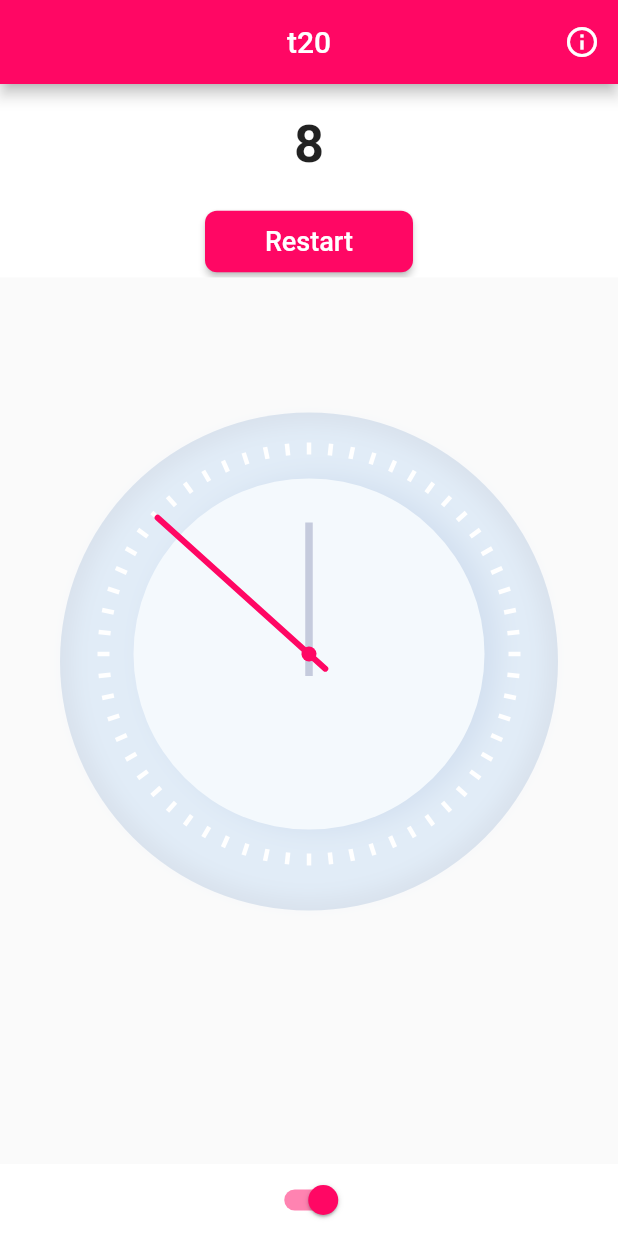
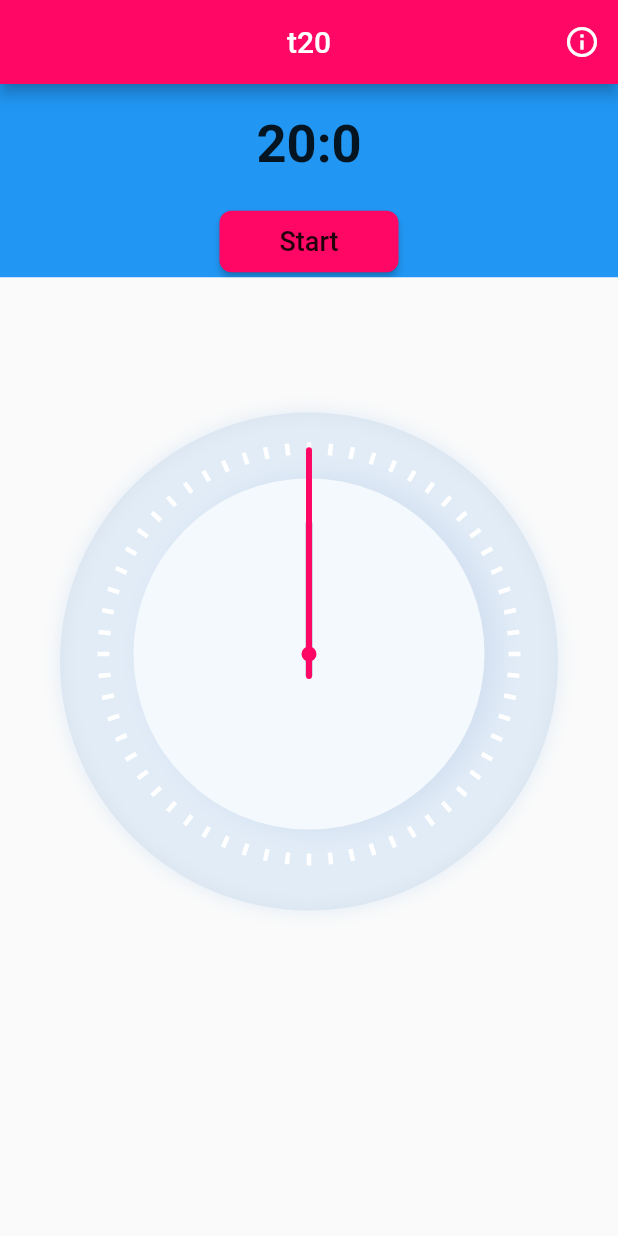
Before and after one commit to manickprime/t20, a Flutter app: the screen it shows after launch, after a tap on "Start", on a phone screen of 412 x 824 dp. Run offline on Flutter 3.47's test engine with Material 2 defaults, Android fonts, the phone set to English and light mode, and no system bars; our stand-ins replace flutter_local_notifications; network calls fail; statements that could not run were skipped.

```diff
--- /dev/null
+++ b/lib/bloc_logic.dart
@@ -0,0 +1,8 @@
+import 'dart:async';
+
+class ThemeBloc {
+  // ignore: close_sinks
+  final _themeStreamController = StreamController<bool>();
+  get changeTheTheme => _themeStreamController.sink.add;
+  get darkThemeIsEnabled => _themeStreamController.stream;
+}
--- a/lib/clock/clock.dart
+++ b/lib/clock/clock.dart
@@ -1,4 +1,4 @@
-import 'dart:async';
+//import 'dart:async';
 
 import 'package:flutter/cupertino.dart';
 import 'package:flutter/material.dart';
@@ -41,7 +41,7 @@ class Clock extends StatefulWidget {
 }
 
 class _ClockState extends State<Clock> {
-  Timer _timer;
+//  Timer _timer;
 
   @override
   void initState() {
@@ -83,10 +83,11 @@ class _ClockState extends State<Clock> {
             color: widget.shadowColor,
           ),
           BoxShadow(
-              offset: Offset(0, 5),
-              color: widget.circleColor,
-              blurRadius: 10,
-              spreadRadius: -8)
+            offset: Offset(0, 5),
+            color: widget.circleColor,
+            blurRadius: 10,
+//              spreadRadius: -8
+          )
         ],
       ),
       child: Stack(
--- a/lib/main.dart
+++ b/lib/main.dart
@@ -1,5 +1,7 @@
 import 'package:flutter/material.dart';
-import 'package:t20/info.dart';
+import 'package:t20/bloc_logic.dart';
+import 'package:t20/notification.dart';
+//import 'package:t20/info.dart';
 import 'package:t20/timer.dart';
 
 void main() {
@@ -7,17 +9,42 @@ void main() {
 }
 
 class MyApp extends StatelessWidget {
+//  final ThemeBloc bloc;
+
   @override
   Widget build(BuildContext context) {
+    return StreamBuilder(
+        stream: bloc.darkThemeIsEnabled,
+        initialData: false,
+        builder: (context, snapshot) {
           return MaterialApp(
+            debugShowCheckedModeBanner: false,
             title: 'Flutter Demo',
-      theme: ThemeData(
+//          theme: ThemeData(
+//            primarySwatch: Colors.blue,
+//            visualDensity: VisualDensity.adaptivePlatformDensity,
+//          ),
+//          darkTheme: ThemeData(
+//            brightness: Brightness.dark,
+//          ),
+            theme: snapshot.data
+                ? ThemeData(
+                    brightness: Brightness.dark,
+                    accentColor: Colors.black,
+                  )
+                : ThemeData(
                     primarySwatch: Colors.blue,
                     visualDensity: VisualDensity.adaptivePlatformDensity,
+                    accentColor: Colors.white),
+//            home: MyHomePage(),
+            home: TimerPage(
+              isDarkThemeEnabled: snapshot.data,
+              bloc: bloc,
             ),
-//      home: Scaffold(body: FirstTab()),
-      home: TimerPage(),
 //      home: MyHomePage(),
           );
+        });
   }
 }
+
+final bloc = ThemeBloc();
--- a/lib/resting_screen.dart
+++ b/lib/resting_screen.dart
@@ -1,6 +1,8 @@
 import 'dart:async';
 import 'package:flutter/material.dart';
+import 'package:t20/bloc_logic.dart';
 import 'package:t20/clock/first_screen.dart';
+//import 'package:t20/main.dart';
 import 'package:t20/timer.dart';
 
 class RestPage extends StatefulWidget {
@@ -26,7 +28,7 @@ class _RestPageState extends State<RestPage> with TickerProviderStateMixin {
   @override
   void initState() {
     min = 0;
-    sec = 5;
+    sec = 20;
     start();
     super.initState();
   }
@@ -51,6 +53,7 @@ class _RestPageState extends State<RestPage> with TickerProviderStateMixin {
               PageRouteBuilder(
                   pageBuilder: (context, __, ___) => TimerPage(),
                   transitionDuration: Duration(seconds: 0)));
+//          Navigator.pop(context);
         } else if (timeForTimer < 60) {
           timeToDisplay = timeForTimer.toString();
           passedMin = 0;
@@ -158,3 +161,5 @@ class _RestPageState extends State<RestPage> with TickerProviderStateMixin {
     );
   }
 }
+
+final bloc = ThemeBloc();
--- a/lib/timer.dart
+++ b/lib/timer.dart
@@ -1,12 +1,19 @@
 import 'dart:async';
 import 'package:flutter/material.dart';
+import 'package:t20/bloc_logic.dart';
 import 'package:t20/clock/first_screen.dart';
 import 'package:t20/info.dart';
+import 'package:t20/notification.dart';
 import 'package:t20/resting_screen.dart';
 
 class TimerPage extends StatefulWidget {
+  final bool isDarkThemeEnabled;
+  final ThemeBloc bloc;
+
   @override
   _TimerPageState createState() => _TimerPageState();
+
+  TimerPage({this.isDarkThemeEnabled, this.bloc});
 }
 
 class _TimerPageState extends State<TimerPage> with TickerProviderStateMixin {
@@ -27,8 +34,15 @@ class _TimerPageState extends State<TimerPage> with TickerProviderStateMixin {
 
   @override
   void initState() {
-    min = 0;
-    sec = 8;
+    min = 20;
+    sec = 0;
+    started = true;
+    stopped = true;
+    timeForTimer = 0;
+    buttonText = 'Start';
+    checkTimer = true;
+    passedMin = 0;
+    passedSec = 0;
     super.initState();
   }
 
@@ -42,11 +56,20 @@ class _TimerPageState extends State<TimerPage> with TickerProviderStateMixin {
       setState(() {
         if (timeForTimer < 1 || checkTimer == false) {
           t.cancel();
+          timeToDisplay = '20:0';
+          min = 20;
+          sec = 0;
+
           if (timeForTimer == 0) {
             debugPrint('Stopped by default');
             started = true;
             stopped = true;
             t.cancel();
+            MyHomePage myHomePage = MyHomePage(context: context);
+            myHomePage.init();
+            myHomePage.showNotificationsWithDefaultSound(
+                bigHeading: 'Time\'s Up',
+                smallDesc: 'Look away to relax your eyes');
             Navigator.pushReplacement(
                 context,
                 PageRouteBuilder(
@@ -56,6 +79,8 @@ class _TimerPageState extends State<TimerPage> with TickerProviderStateMixin {
             t.cancel();
             started = true;
             stopped = true;
+
+//            print('hey');
             Navigator.pushReplacement(
                 context,
                 PageRouteBuilder(
@@ -98,6 +123,7 @@ class _TimerPageState extends State<TimerPage> with TickerProviderStateMixin {
 
   Widget timer() {
     return Container(
+      color: Theme.of(context).accentColor,
       child: Column(
         children: [
           SizedBox(
@@ -136,7 +162,10 @@ class _TimerPageState extends State<TimerPage> with TickerProviderStateMixin {
                 ),
                 child: Text(
                   timeToDisplay == '20:0' ? 'Start' : 'Restart',
-                  style: TextStyle(fontSize: 18, color: Colors.white),
+                  style: TextStyle(
+                    fontSize: 18,
+//                      color: Colors.white
+                  ),
                 ),
                 shape: RoundedRectangleBorder(
                   borderRadius: BorderRadius.circular(8),
@@ -166,10 +195,35 @@ class _TimerPageState extends State<TimerPage> with TickerProviderStateMixin {
           IconButton(
             icon: Icon(Icons.info_outline),
             onPressed: () {
-              print('im pressed');
+//              print('im pressed');
               Navigator.of(context).push(PageRouteBuilder(
                 opaque: false,
                 pageBuilder: (context, _, __) => InfoScreen(),
+//                pageBuilder: (context, _, __) => Container(
+////                  child: InfoScreen(),
+//                  child: SafeArea(
+//                    child: Stack(
+//                      children: [
+//                        Opacity(
+//                          opacity: 0.5,
+//                        ),
+//                        Column(
+//                          children: [
+//                            Text(
+//                              't20 app',
+//                              style: TextStyle(
+//                                fontSize: 20,
+//                                fontFamily: 'Roboto',
+//                              ),
+//                            ),
+//                            Text('will help you reduce eye strain'),
+//                          ],
+//                        ),
+//                      ],
+//                    ),
+//                  ),
+//                  color: Color(0xffffff).withOpacity(0.5),
+//                ),
               ));
             },
           ),
@@ -185,17 +239,21 @@ class _TimerPageState extends State<TimerPage> with TickerProviderStateMixin {
             ),
           ),
         ),
-        Switch(
-          value: isSwitched,
-          onChanged: (value) {
-            setState(() {
-              isSwitched = value;
-            });
-          },
-//          activeTrackColor: Color(0xffff0764),
-          activeColor: Color(0xffff0764),
-        ),
+//        Switch(
+//          value: widget.isDarkThemeEnabled,
+////          onChanged: (value) {
+////            setState(() {
+////              isSwitched = value;
+////            });
+//
+////          },
+//          onChanged: widget.bloc.changeTheTheme,
+////          activeTrackColor: Color(0xffff0764),
+//          activeColor: Color(0xffff0764),
+//        ),
       ]),
     );
   }
 }
+
+final bloc = ThemeBloc();
--- a/pubspec.yaml
+++ b/pubspec.yaml
@@ -1,7 +1,7 @@
 name: t20
 description: A new Flutter application.
 publish_to: 'none'
-version: 1.0.0+1
+version: 1.0.1+2
 
 environment:
   sdk: ">=2.7.0 <3.0.0"
```
Also changed, not shown: lib/button.dart (deleted, +0 -152 lines), lib/info.dart (+57 -11 lines), lib/notification.dart (+42 -45 lines), lib/progresspainter.dart (deleted, +0 -70 lines), lib/second_screen.dart (deleted, +0 -161 lines), lib/notifs.dart (deleted), 1 other file. Lines whose indentation alone changed are shown as unchanged.
